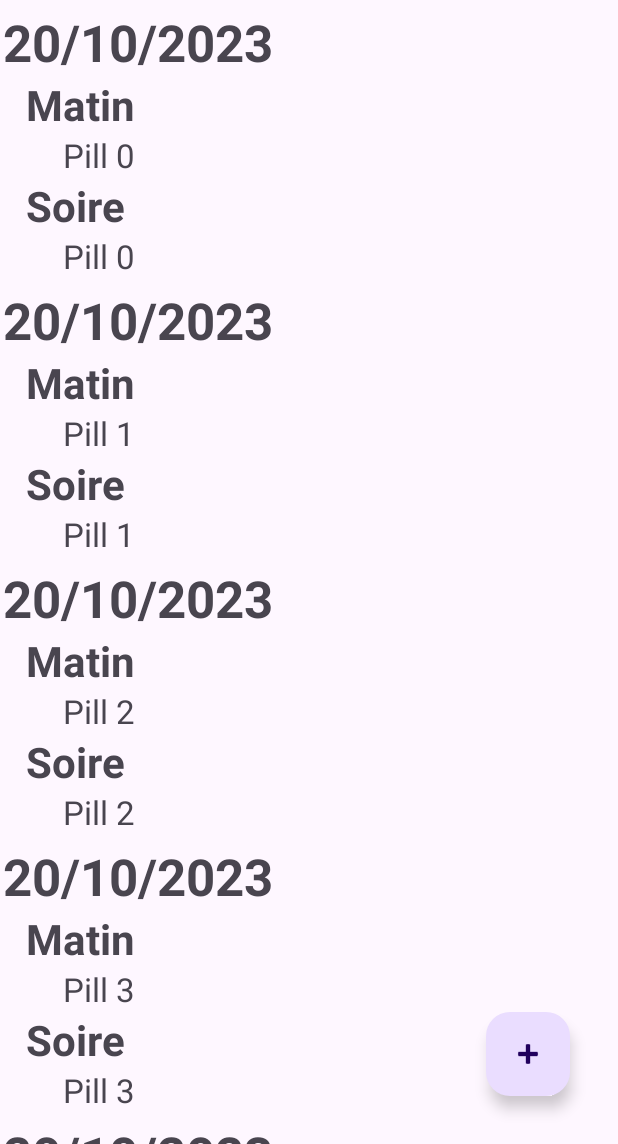
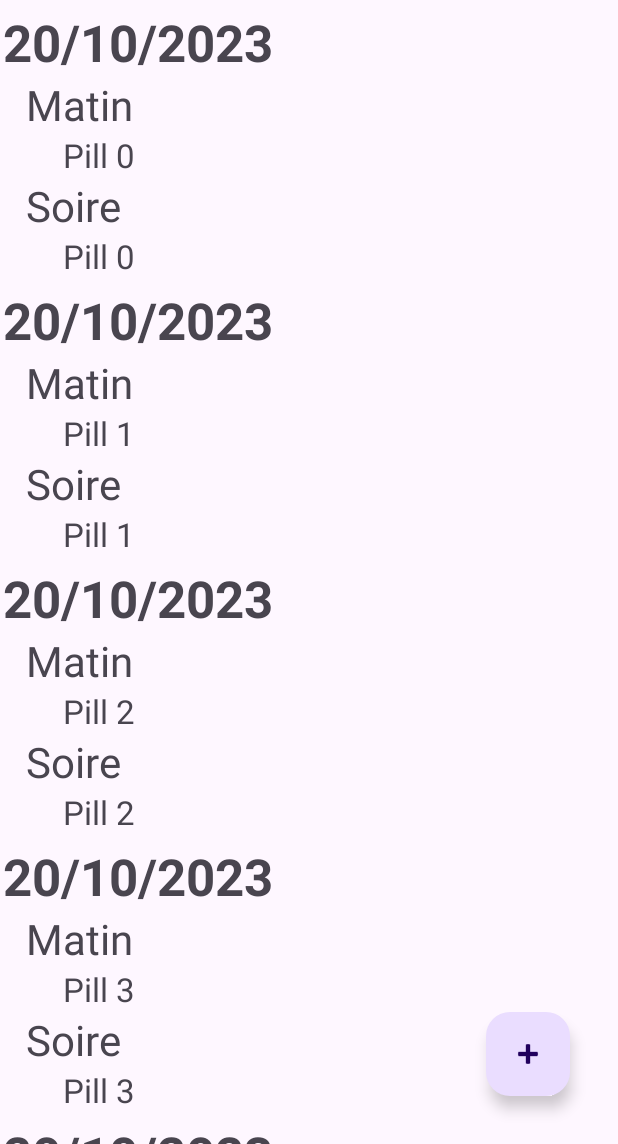
Before and after one commit to PoneyDesAlpes/Project-PillsMe, an Android app: the screen it shows after launch (CalendarPillsActivity), on a phone screen of 412 x 824 dp, the part 92-1236 px from its top. Run offline under Robolectric (Android 15) with nearby library versions, the phone set to English and light mode, and no system bars; Roboto replaces fonts that are not available here.

Commit message:
[Transfer]

```diff
--- a/pills_me/app/src/main/res/layout/activity_calendar_pills.xml
+++ b/pills_me/app/src/main/res/layout/activity_calendar_pills.xml
@@ -24,8 +24,10 @@
         android:layout_height="0dp"
         app:layout_constraintBottom_toBottomOf="parent"
         app:layout_constraintEnd_toEndOf="parent"
+        app:layout_constraintHorizontal_bias="1.0"
         app:layout_constraintStart_toStartOf="parent"
-        app:layout_constraintTop_toBottomOf="@+id/textView6" >
+        app:layout_constraintTop_toBottomOf="@+id/textView6"
+        app:layout_constraintVertical_bias="1.0">
 
         <LinearLayout
             android:id="@+id/container_element_calendare"
--- a/pills_me/app/src/main/res/layout/template_calendar_element.xml
+++ b/pills_me/app/src/main/res/layout/template_calendar_element.xml
@@ -22,8 +22,7 @@
         android:layout_height="wrap_content"
         android:paddingStart="15dp"
         android:text="@string/morning_take"
-        android:textSize="28sp"
-        android:textStyle="bold" />
+        android:textSize="28sp" />
 
     <LinearLayout
         android:id="@+id/morning_container_pill"
@@ -38,8 +37,7 @@
         android:layout_height="wrap_content"
         android:paddingStart="15dp"
         android:text="@string/mid_day_take"
-        android:textSize="28sp"
-        android:textStyle="bold" />
+        android:textSize="28sp" />
 
     <LinearLayout
         android:id="@+id/mid_day_container_pill"
@@ -54,8 +52,7 @@
         android:layout_height="wrap_content"
         android:paddingStart="15dp"
         android:text="@string/evening_take"
-        android:textSize="28sp"
-        android:textStyle="bold" />
+        android:textSize="28sp" />
 
     <LinearLayout
         android:id="@+id/evening_container_pill"
```
